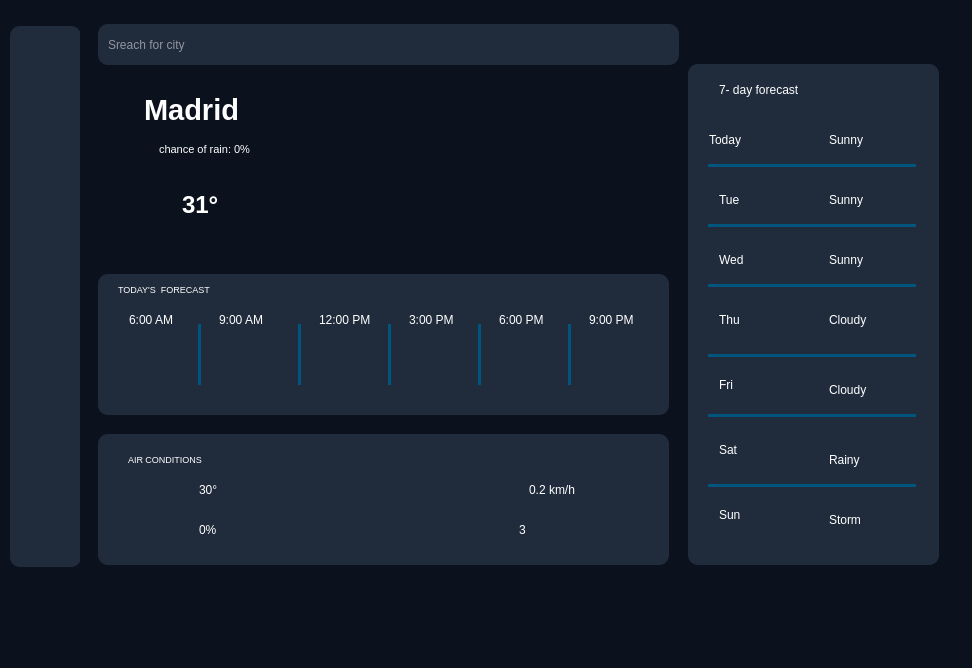
First picture: the form in ui/main.ui, repository phamnamkhanh0602/python-app, before the edit.
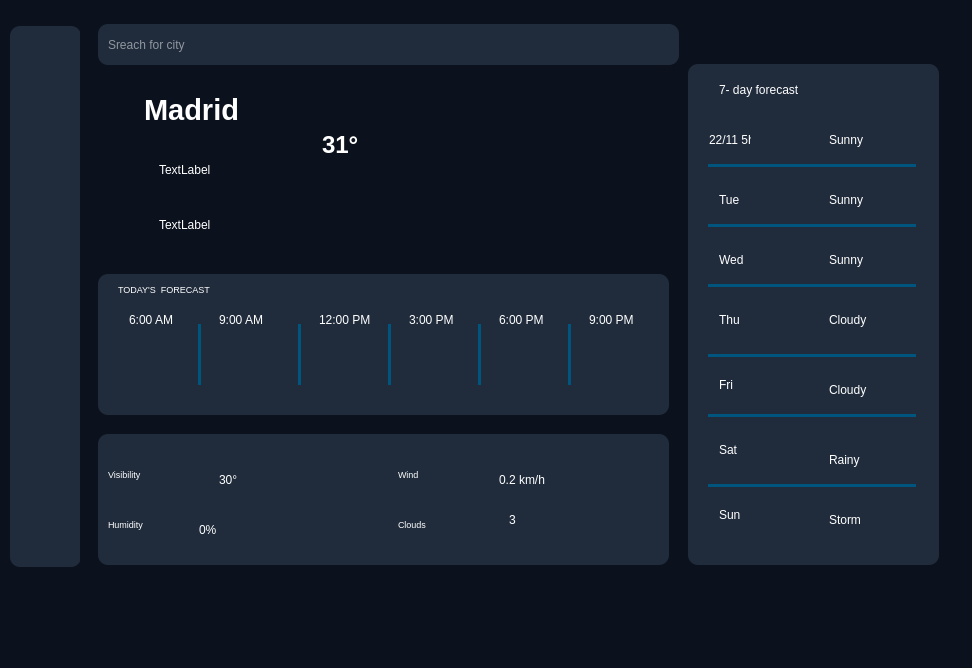
Second picture: the form after the edit. Icons and pictures are not drawn.

What changed in the file:
```diff
--- a/ui/main.ui
+++ b/ui/main.ui
@@ -485,10 +485,10 @@
       <widget class="QLabel" name="label_42">
        <property name="geometry">
         <rect>
-         <x>20</x>
-         <y>10</y>
-         <width>151</width>
-         <height>31</height>
+         <x>0</x>
+         <y>20</y>
+         <width>71</width>
+         <height>41</height>
         </rect>
        </property>
        <property name="font">
@@ -497,7 +497,7 @@
         </font>
        </property>
        <property name="text">
-        <string>AIR CONDITIONS</string>
+        <string>Visibility</string>
        </property>
       </widget>
       <widget class="QLabel" name="label_44">
@@ -522,8 +522,8 @@
       <widget class="QLabel" name="label_45">
        <property name="geometry">
         <rect>
-         <x>370</x>
-         <y>40</y>
+         <x>340</x>
+         <y>20</y>
          <width>51</width>
          <height>41</height>
         </rect>
@@ -541,8 +541,8 @@
       <widget class="QLabel" name="label_46">
        <property name="geometry">
         <rect>
-         <x>370</x>
-         <y>80</y>
+         <x>350</x>
+         <y>70</y>
          <width>51</width>
          <height>41</height>
         </rect>
@@ -557,11 +557,11 @@
         <bool>true</bool>
        </property>
       </widget>
-      <widget class="QLabel" name="label_48">
+      <widget class="QLabel" name="lb_visibility">
        <property name="geometry">
         <rect>
-         <x>90</x>
-         <y>40</y>
+         <x>110</x>
+         <y>30</y>
          <width>61</width>
          <height>31</height>
         </rect>
@@ -586,8 +586,8 @@
       <widget class="QLabel" name="label_50">
        <property name="geometry">
         <rect>
-         <x>420</x>
-         <y>40</y>
+         <x>390</x>
+         <y>30</y>
          <width>81</width>
          <height>31</height>
         </rect>
@@ -599,8 +599,8 @@
       <widget class="QLabel" name="label_51">
        <property name="geometry">
         <rect>
-         <x>410</x>
-         <y>80</y>
+         <x>400</x>
+         <y>70</y>
          <width>61</width>
          <height>31</height>
         </rect>
@@ -612,8 +612,8 @@
       <widget class="QLabel" name="label_108">
        <property name="geometry">
         <rect>
-         <x>50</x>
-         <y>40</y>
+         <x>60</x>
+         <y>20</y>
          <width>51</width>
          <height>41</height>
         </rect>
@@ -628,6 +628,60 @@
         <bool>true</bool>
        </property>
       </widget>
+      <widget class="QLabel" name="label_43">
+       <property name="geometry">
+        <rect>
+         <x>0</x>
+         <y>70</y>
+         <width>71</width>
+         <height>41</height>
+        </rect>
+       </property>
+       <property name="font">
+        <font>
+         <pointsize>7</pointsize>
+        </font>
+       </property>
+       <property name="text">
+        <string>Humidity</string>
+       </property>
+      </widget>
+      <widget class="QLabel" name="label_47">
+       <property name="geometry">
+        <rect>
+         <x>290</x>
+         <y>20</y>
+         <width>71</width>
+         <height>41</height>
+        </rect>
+       </property>
+       <property name="font">
+        <font>
+         <pointsize>7</pointsize>
+        </font>
+       </property>
+       <property name="text">
+        <string>Wind</string>
+       </property>
+      </widget>
+      <widget class="QLabel" name="label_48">
+       <property name="geometry">
+        <rect>
+         <x>290</x>
+         <y>70</y>
+         <width>71</width>
+         <height>41</height>
+        </rect>
+       </property>
+       <property name="font">
+        <font>
+         <pointsize>7</pointsize>
+        </font>
+       </property>
+       <property name="text">
+        <string>Clouds</string>
+       </property>
+      </widget>
       <zorder>label_44</zorder>
       <zorder>label_45</zorder>
       <zorder>label_48</zorder>
@@ -793,7 +847,7 @@
         </rect>
        </property>
        <property name="text">
-        <string>Today</string>
+        <string>22/11 5h</string>
        </property>
       </widget>
       <widget class="QLabel" name="label_28">
@@ -1213,26 +1267,8 @@
      <widget class="QLabel" name="label_19">
       <property name="geometry">
        <rect>
-        <x>60</x>
-        <y>110</y>
-        <width>151</width>
-        <height>31</height>
-       </rect>
-      </property>
-      <property name="font">
-       <font>
-        <pointsize>8</pointsize>
-       </font>
-      </property>
-      <property name="text">
-       <string>chance of rain: 0%</string>
-      </property>
-     </widget>
-     <widget class="QLabel" name="label_47">
-      <property name="geometry">
-       <rect>
-        <x>80</x>
-        <y>160</y>
+        <x>220</x>
+        <y>100</y>
         <width>91</width>
         <height>41</height>
        </rect>
@@ -1266,6 +1302,32 @@
        <bool>true</bool>
       </property>
      </widget>
+     <widget class="QLabel" name="lb_weather_name">
+      <property name="geometry">
+       <rect>
+        <x>60</x>
+        <y>120</y>
+        <width>101</width>
+        <height>51</height>
+       </rect>
+      </property>
+      <property name="text">
+       <string>TextLabel</string>
+      </property>
+     </widget>
+     <widget class="QLabel" name="lb_weather_desc">
+      <property name="geometry">
+       <rect>
+        <x>60</x>
+        <y>170</y>
+        <width>121</width>
+        <height>61</height>
+       </rect>
+      </property>
+      <property name="text">
+       <string>TextLabel</string>
+      </property>
+     </widget>
     </widget>
     <widget class="QWidget" name="page_2">
      <widget class="QLineEdit" name="lineEdit_2">
```
Left out of the diff: 27 changed lines with no effect on the pictures.
